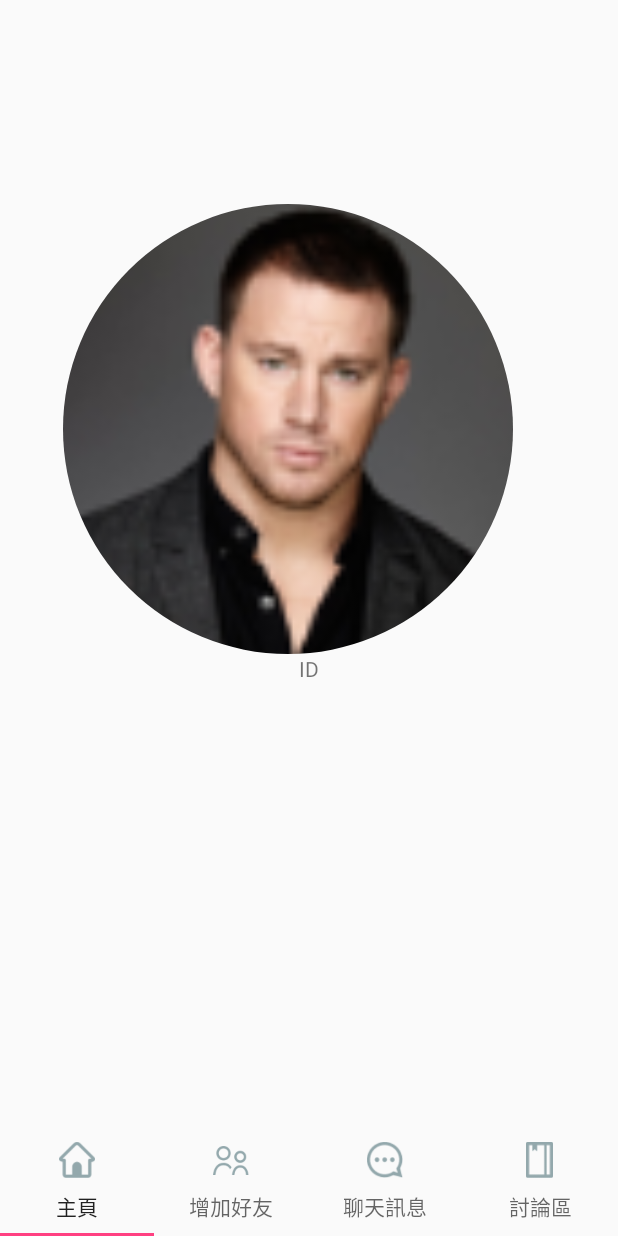
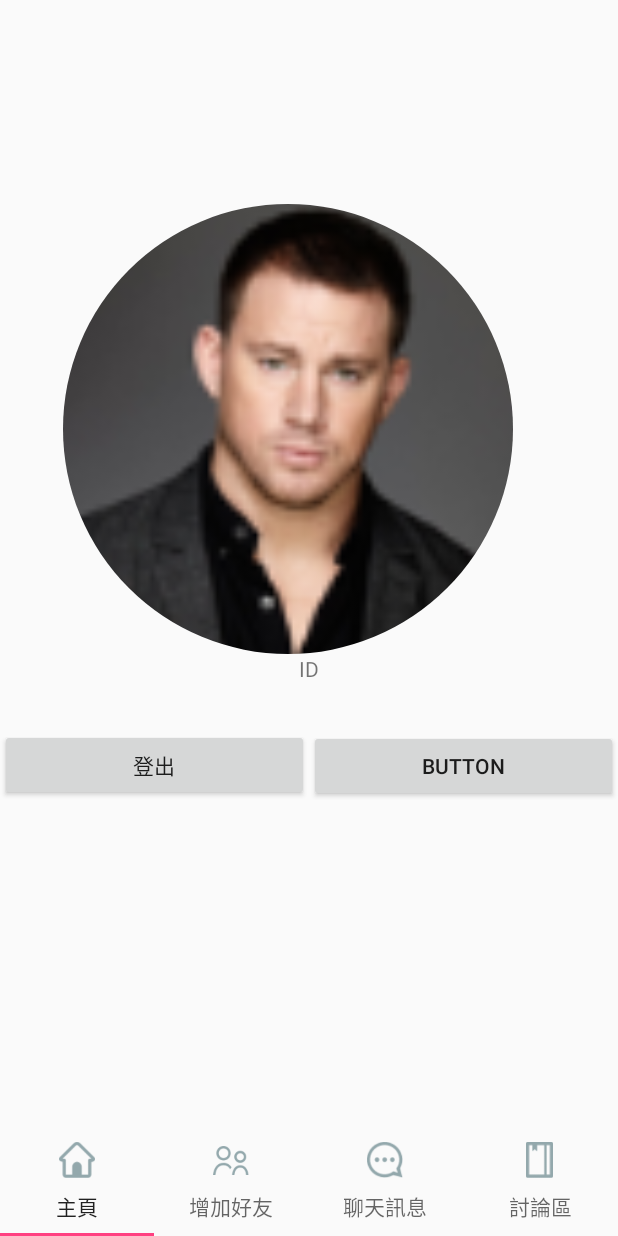
Before and after one commit to kllilee/Italk, an Android app: the main_Fragment screen opened directly, with no data from a screen before it, on a phone screen of 412 x 824 dp. Run offline under Robolectric (Android 15) with nearby library versions, the phone set to English and light mode, and no system bars; our stand-ins replace CircleImageView.

Commit message:
bug delete

```diff
--- a/app/src/main/java/com/example/likunlin/italk/adapter/discuss_recycle_adapter.kt
+++ b/app/src/main/java/com/example/likunlin/italk/adapter/discuss_recycle_adapter.kt
@@ -39,7 +39,7 @@ class discuss_recycle_adapter(val discuss_item:ArrayList<discuss_info>): Recycle
             override fun onClick(view: View?) {
 
                 val intent = Intent(view!!.context, talk::class.java)
-                intent.putExtra("position",position.toString())
+                intent.putExtra("chanel","Italk")
                 view.context.startActivity(intent)
 
             }
--- a/app/src/main/java/com/example/likunlin/italk/adapter/friend_add_recyclevie_adapter.kt
+++ b/app/src/main/java/com/example/likunlin/italk/adapter/friend_add_recyclevie_adapter.kt
@@ -1,21 +1,15 @@
 package com.example.likunlin.italk.adapter
 
-
-import android.content.Intent
 import android.support.v7.widget.CardView
 import android.support.v7.widget.RecyclerView
 import android.view.LayoutInflater
 import android.view.View
 import android.view.ViewGroup
 import android.widget.ImageView
-import android.widget.ListView
 import android.widget.TextView
 import com.example.likunlin.italk.R
 import com.example.likunlin.italk.information.friends_info
-import com.example.likunlin.italk.information.message_info
-import com.example.likunlin.italk.talk.talk
 import java.util.ArrayList
-
 
 class friends_add_recycleview_adapter(val friends_item:ArrayList<friends_info>):RecyclerView.Adapter<friends_add_recycleview_adapter.viewholder>(){
 
--- a/app/src/main/java/com/example/likunlin/italk/adapter/talk_recycleview_adapter.kt
+++ b/app/src/main/java/com/example/likunlin/italk/adapter/talk_recycleview_adapter.kt
@@ -4,8 +4,10 @@ import android.support.v7.widget.CardView
 import android.support.v7.widget.RecyclerView
 import android.view.LayoutInflater
 import android.view.ViewGroup
+import android.widget.ImageView
 import android.widget.TextView
 import com.example.likunlin.italk.R
+import com.example.likunlin.italk.firebase.message_info
 import com.example.likunlin.italk.firebase.user
 import com.example.likunlin.italk.information.*
 class  MyAdapter(val items : ArrayList<message_info>) : RecyclerView.Adapter<MyAdapter.ViewHolder>() {
@@ -16,6 +18,7 @@ class  MyAdapter(val items : ArrayList<message_info>) : RecyclerView.Adapter<MyA
         var else_message = view.findViewById<TextView>(R.id.e_message)
         var else_name = view.findViewById<TextView>(R.id.e_message_name)
         var else_time = view.findViewById<TextView>(R.id.e_message_time)
+        var else_img_path = view.findViewById<ImageView>(R.id.message_else_img)
 
 
 
@@ -45,6 +48,8 @@ class  MyAdapter(val items : ArrayList<message_info>) : RecyclerView.Adapter<MyA
             holder.my_message!!.text = objects.message
 
         } else {
+            holder.else_img_path!!.setImageResource(objects.img_name)
+
             holder.else_name!!.text = objects.name
             holder.else_time!!.text = objects.time
             holder.else_message!!.text = objects.message
--- a/app/src/main/java/com/example/likunlin/italk/fragment/disscuss_Fragment.kt
+++ b/app/src/main/java/com/example/likunlin/italk/fragment/disscuss_Fragment.kt
@@ -37,6 +37,9 @@ class disscuss_Fragment : Fragment() {
         discuss_add_recycleview.adapter = discuss_recycle_adapter(discuss_items_array)
         discuss_add_recycleview.addItemDecoration( MyPaddingDecoration(view!!.context))
 
+        (activity as AppCompatActivity).setSupportActionBar(discuss_toolbar)
+        discuss_toolbar.setTitle("討論區")
+
 
         super.onViewCreated(view, savedInstanceState)
     }
--- a/app/src/main/res/layout/main_fragment.xml
+++ b/app/src/main/res/layout/main_fragment.xml
@@ -9,6 +9,7 @@
     <!-- TODO: Update blank fragment layout -->
 
     <android.support.constraint.ConstraintLayout
+        android:id="@+id/main"
         android:layout_width="match_parent"
         android:layout_height="match_parent">
 
@@ -20,7 +21,7 @@
             android:layout_marginEnd="42dp"
             android:layout_marginHorizontal="10dp"
             android:layout_marginStart="42dp"
-            android:layout_marginTop="140dp"
+            android:layout_marginTop="132dp"
             android:layout_marginVertical="10dp"
             android:src="@mipmap/default_man"
             app:civ_border_color="#FFFFFF"
@@ -31,8 +32,9 @@
             app:layout_constraintTop_toTopOf="parent" />
 
         <LinearLayout
+            android:id="@+id/linearLayout2"
             android:layout_width="376dp"
-            android:layout_height="183dp"
+            android:layout_height="50dp"
             android:orientation="horizontal"
             app:layout_constraintEnd_toEndOf="parent"
             app:layout_constraintStart_toStartOf="parent"
@@ -51,6 +53,31 @@
                 android:layout_height="wrap_content"
                 android:layout_weight="1"
                 android:text="TextView" />
+
+        </LinearLayout>
+
+        <LinearLayout
+            android:layout_width="match_parent"
+            android:layout_height="50dp"
+            android:layout_weight="1"
+            android:orientation="horizontal"
+            app:layout_constraintEnd_toEndOf="parent"
+            app:layout_constraintStart_toStartOf="parent"
+            app:layout_constraintTop_toBottomOf="@+id/linearLayout2">
+
+            <Button
+                android:id="@+id/bt_signout"
+                android:layout_width="wrap_content"
+                android:layout_height="wrap_content"
+                android:layout_weight="1"
+                android:text="登出" />
+
+            <Button
+                android:id="@+id/button2"
+                android:layout_width="wrap_content"
+                android:layout_height="wrap_content"
+                android:layout_weight="1"
+                android:text="Button" />
         </LinearLayout>
 
     </android.support.constraint.ConstraintLayout>
```
Also changed, not shown: app/src/main/java/com/example/likunlin/italk/firebase/firebase.kt (+20 -0 lines), app/src/main/java/com/example/likunlin/italk/firebase/firebase_object.kt (+19 -1 lines), app/src/main/java/com/example/likunlin/italk/fragment/main_Fragment.kt (+24 -2 lines), app/src/main/java/com/example/likunlin/italk/fragment/message_Fragment.kt (+6 -1 lines), app/src/main/java/com/example/likunlin/italk/information/message_list.kt (+2 -40 lines), app/src/main/java/com/example/likunlin/italk/login.kt (+17 -17 lines), app/src/main/java/com/example/likunlin/italk/talk/talk.kt (+75 -41 lines), app/src/main/res/layout/else_message.xml (+14 -4 lines), app/src/main/res/layout/friends_recycleview.xml (+10 -4 lines).
